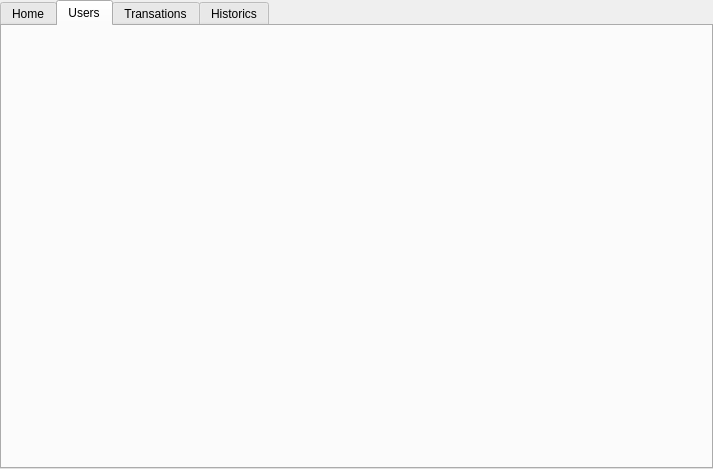
First picture: the form in Ipiranga_GUI/adminpage.ui, repository Hugo-NF/App_Ipiranga, before the edit.
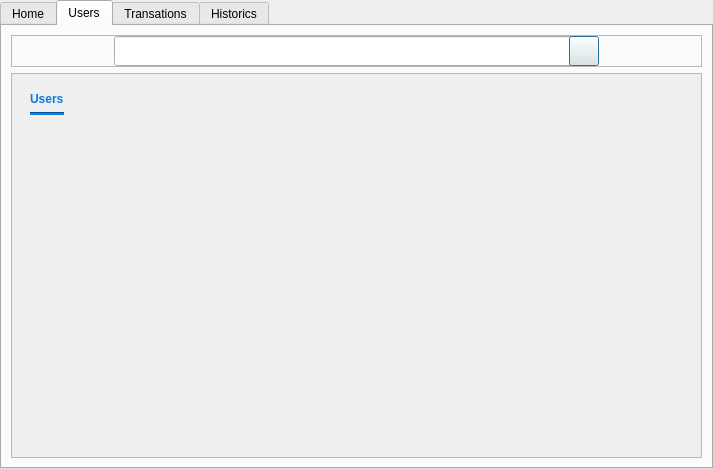
Second picture: the form after the edit. The open tabs and pages were chosen to show the change. Icons and pictures are not drawn.

```diff
--- a/Ipiranga_GUI/adminpage.ui
+++ b/Ipiranga_GUI/adminpage.ui
@@ -47,6 +47,333 @@
       <attribute name="title">
        <string>Users</string>
       </attribute>
+      <layout class="QVBoxLayout" name="verticalLayout">
+       <item>
+        <widget class="QFrame" name="frame_2">
+         <property name="maximumSize">
+          <size>
+           <width>16777215</width>
+           <height>35</height>
+          </size>
+         </property>
+         <property name="frameShape">
+          <enum>QFrame::StyledPanel</enum>
+         </property>
+         <property name="frameShadow">
+          <enum>QFrame::Raised</enum>
+         </property>
+         <layout class="QHBoxLayout" name="horizontalLayout_3">
+          <property name="spacing">
+           <number>0</number>
+          </property>
+          <property name="leftMargin">
+           <number>0</number>
+          </property>
+          <property name="topMargin">
+           <number>0</number>
+          </property>
+          <property name="rightMargin">
+           <number>0</number>
+          </property>
+          <property name="bottomMargin">
+           <number>0</number>
+          </property>
+          <item>
+           <spacer name="horizontalSpacer_2">
+            <property name="orientation">
+             <enum>Qt::Horizontal</enum>
+            </property>
+            <property name="sizeHint" stdset="0">
+             <size>
+              <width>98</width>
+              <height>20</height>
+             </size>
+            </property>
+           </spacer>
+          </item>
+          <item>
+           <widget class="QFrame" name="content_2">
+            <property name="sizePolicy">
+             <sizepolicy hsizetype="Preferred" vsizetype="Preferred">
+              <horstretch>0</horstretch>
+              <verstretch>0</verstretch>
+             </sizepolicy>
+            </property>
+            <property name="minimumSize">
+             <size>
+              <width>485</width>
+              <height>30</height>
+             </size>
+            </property>
+            <property name="maximumSize">
+             <size>
+              <width>460</width>
+              <height>30</height>
+             </size>
+            </property>
+            <widget class="QLineEdit" name="line_search_3">
+             <property name="geometry">
+              <rect>
+               <x>0</x>
+               <y>0</y>
+               <width>460</width>
+               <height>30</height>
+              </rect>
+             </property>
+             <property name="sizePolicy">
+              <sizepolicy hsizetype="Fixed" vsizetype="Fixed">
+               <horstretch>0</horstretch>
+               <verstretch>0</verstretch>
+              </sizepolicy>
+             </property>
+             <property name="minimumSize">
+              <size>
+               <width>460</width>
+               <height>30</height>
+              </size>
+             </property>
+             <property name="maximumSize">
+              <size>
+               <width>460</width>
+               <height>30</height>
+              </size>
+             </property>
+            </widget>
+            <widget class="QPushButton" name="Button_search_3">
+             <property name="enabled">
+              <bool>true</bool>
+             </property>
+             <property name="geometry">
+              <rect>
+               <x>455</x>
+               <y>0</y>
+               <width>30</width>
+               <height>30</height>
+              </rect>
+             </property>
+             <property name="sizePolicy">
+              <sizepolicy hsizetype="Fixed" vsizetype="Fixed">
+               <horstretch>0</horstretch>
+               <verstretch>0</verstretch>
+              </sizepolicy>
+             </property>
+             <property name="minimumSize">
+              <size>
+               <width>30</width>
+               <height>30</height>
+              </size>
+             </property>
+             <property name="maximumSize">
+              <size>
+               <width>30</width>
+               <height>30</height>
+              </size>
+             </property>
+             <property name="palette">
+              <palette>
+               <active/>
+               <inactive/>
+               <disabled/>
+              </palette>
+             </property>
+             <property name="styleSheet">
+              <string notr="true">Background:none;</string>
+             </property>
+             <property name="text">
+              <string/>
+             </property>
+             <property name="icon">
+              <iconset resource="resources.qrc">
+               <normaloff>:/img_login/images/search_icon.png</normaloff>:/img_login/images/search_icon.png</iconset>
+             </property>
+             <property name="iconSize">
+              <size>
+               <width>30</width>
+               <height>30</height>
+              </size>
+             </property>
+             <property name="autoDefault">
+              <bool>false</bool>
+             </property>
+             <property name="default">
+              <bool>true</bool>
+             </property>
+             <property name="flat">
+              <bool>false</bool>
+             </property>
+            </widget>
+           </widget>
+          </item>
+          <item>
+           <spacer name="horizontalSpacer_3">
+            <property name="orientation">
+             <enum>Qt::Horizontal</enum>
+            </property>
+            <property name="sizeHint" stdset="0">
+             <size>
+              <width>98</width>
+              <height>20</height>
+             </size>
+            </property>
+           </spacer>
+          </item>
+         </layout>
+        </widget>
+       </item>
+       <item>
+        <widget class="QScrollArea" name="scrollArea">
+         <property name="widgetResizable">
+          <bool>true</bool>
+         </property>
+         <widget class="QWidget" name="scrollAreaWidgetContents">
+          <property name="geometry">
+           <rect>
+            <x>0</x>
+            <y>0</y>
+            <width>687</width>
+            <height>368</height>
+           </rect>
+          </property>
+          <layout class="QGridLayout" name="gridLayout">
+           <item row="0" column="0">
+            <widget class="QFrame" name="frame">
+             <property name="maximumSize">
+              <size>
+               <width>16777215</width>
+               <height>50</height>
+              </size>
+             </property>
+             <layout class="QVBoxLayout" name="verticalLayout_4">
+              <item>
+               <widget class="QLabel" name="label">
+                <property name="maximumSize">
+                 <size>
+                  <width>16777215</width>
+                  <height>50</height>
+                 </size>
+                </property>
+                <property name="text">
+                 <string>&lt;html&gt;&lt;head/&gt;&lt;body&gt;&lt;p&gt;&lt;span style=&quot; font-weight:600; color:#087add;&quot;&gt;Users&lt;/span&gt;&lt;/p&gt;&lt;/body&gt;&lt;/html&gt;</string>
+                </property>
+               </widget>
+              </item>
+              <item>
+               <widget class="Line" name="line">
+                <property name="styleSheet">
+                 <string notr="true">background:rgb(8, 122, 221)</string>
+                </property>
+                <property name="orientation">
+                 <enum>Qt::Horizontal</enum>
+                </property>
+               </widget>
+              </item>
+             </layout>
+            </widget>
+           </item>
+           <item row="1" column="0">
+            <layout class="QGridLayout" name="box_friends">
+             <item row="0" column="0">
+              <widget class="QLabel" name="label_2">
+               <property name="maximumSize">
+                <size>
+                 <width>16777215</width>
+                 <height>0</height>
+                </size>
+               </property>
+               <property name="text">
+                <string/>
+               </property>
+              </widget>
+             </item>
+             <item row="1" column="0">
+              <widget class="QLabel" name="label_3">
+               <property name="maximumSize">
+                <size>
+                 <width>16777215</width>
+                 <height>0</height>
+                </size>
+               </property>
+               <property name="text">
+                <string/>
+               </property>
+              </widget>
+             </item>
+             <item row="2" column="0">
+              <widget class="QLabel" name="label_4">
+               <property name="maximumSize">
+                <size>
+                 <width>16777215</width>
+                 <height>0</height>
+                </size>
+               </property>
+               <property name="text">
+                <string/>
+               </property>
+              </widget>
+             </item>
+             <item row="0" column="2">
+              <widget class="QLabel" name="label_6">
+               <property name="maximumSize">
+                <size>
+                 <width>16777215</width>
+                 <height>0</height>
+                </size>
+               </property>
+               <property name="text">
+                <string/>
+               </property>
+              </widget>
+             </item>
+             <item row="0" column="1">
+              <widget class="QLabel" name="label_5">
+               <property name="maximumSize">
+                <size>
+                 <width>16777215</width>
+                 <height>0</height>
+                </size>
+               </property>
+               <property name="text">
+                <string/>
+               </property>
+              </widget>
+             </item>
+            </layout>
+           </item>
+           <item row="2" column="0">
+            <spacer name="verticalSpacer">
+             <property name="orientation">
+              <enum>Qt::Vertical</enum>
+             </property>
+             <property name="sizeHint" stdset="0">
+              <size>
+               <width>20</width>
+               <height>40</height>
+              </size>
+             </property>
+            </spacer>
+           </item>
+           <item row="0" column="1">
+            <spacer name="horizontalSpacer">
+             <property name="orientation">
+              <enum>Qt::Horizontal</enum>
+             </property>
+             <property name="sizeHint" stdset="0">
+              <size>
+               <width>40</width>
+               <height>20</height>
+              </size>
+             </property>
+            </spacer>
+           </item>
+          </layout>
+         </widget>
+        </widget>
+       </item>
+      </layout>
+      <zorder>scrollArea</zorder>
+      <zorder>Button_search_3</zorder>
+      <zorder>Button_search_3</zorder>
+      <zorder>frame_2</zorder>
      </widget>
      <widget class="QWidget" name="Transation">
       <attribute name="title">
```
Left out of the diff: 2 changed lines with no effect on the pictures.
